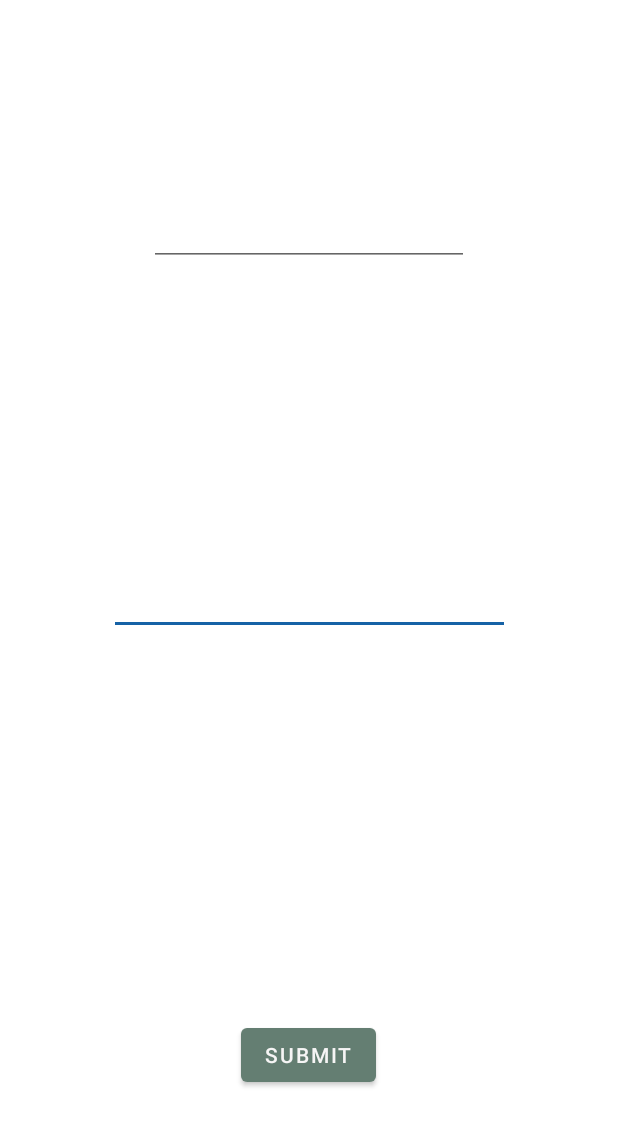
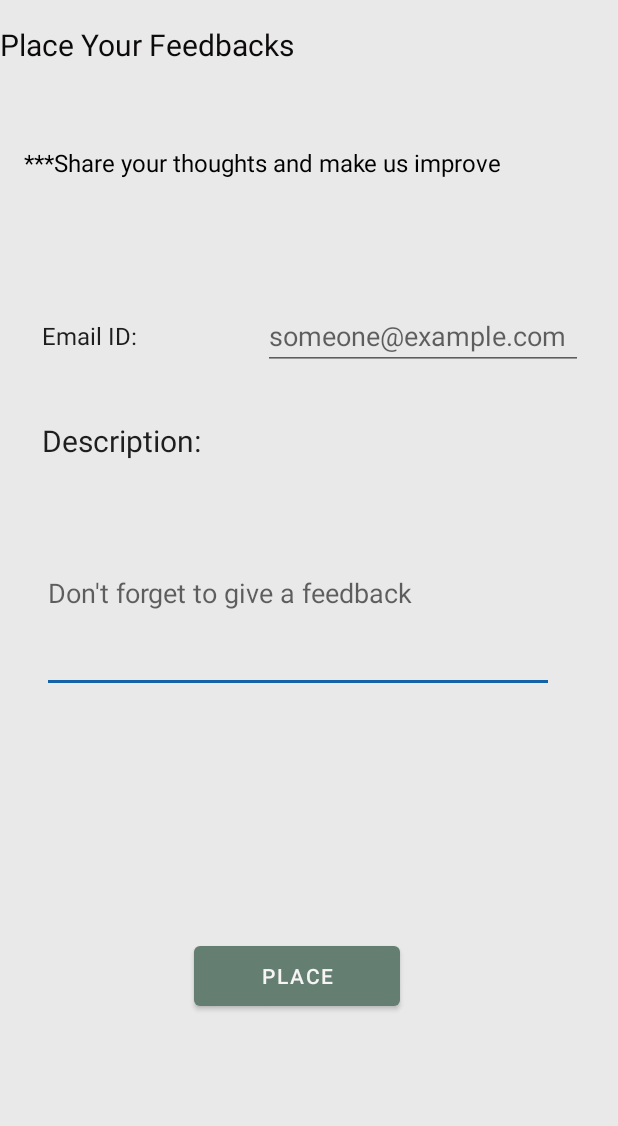
Before and after one commit to DhanukaDB/Transport_CBB, an Android app: the layout activity_feedback.xml on its own in the app's theme, with its tools: preview values and no code run, on a phone screen of 412 x 824 dp. Shown: the top 1126 px of the screen. Run offline under Robolectric (Android 15) with nearby library versions, the phone set to English and light mode, and no system bars.

Commit message:
Modified review and feedback page and Linked them.

```diff
--- a/app/src/main/java/com/cbb/transportcbb/FeedbackActivity.java
+++ b/app/src/main/java/com/cbb/transportcbb/FeedbackActivity.java
@@ -1,5 +1,6 @@
 package com.cbb.transportcbb;
 
+import android.content.Intent;
 import android.os.Bundle;
 import android.view.View;
 import android.widget.Button;
@@ -34,6 +35,7 @@ public class FeedbackActivity extends AppCompatActivity {
             @Override
             public void onClick(View v) {
                 insertFeedbackData();
+                startActivity(new Intent(FeedbackActivity.this, home.class));
             }
         });
     }
--- a/app/src/main/java/com/cbb/transportcbb/ReviewActivity.java
+++ b/app/src/main/java/com/cbb/transportcbb/ReviewActivity.java
@@ -1,5 +1,6 @@
 package com.cbb.transportcbb;
 
+import android.content.Intent;
 import android.os.Bundle;
 import android.view.View;
 import android.widget.Button;
@@ -35,6 +36,7 @@ public class ReviewActivity extends AppCompatActivity {
             @Override
             public void onClick(View v) {
                 insertReviewData();
+                startActivity(new Intent(ReviewActivity.this, RetrieveCardActivity.class));
             }
         });
 
@@ -47,6 +49,6 @@ public class ReviewActivity extends AppCompatActivity {
 
         Review review = new Review(rate, email, other);
         dbReviewRef.push().setValue(review);
-        Toast.makeText(ReviewActivity.this ,"Review inserted", Toast.LENGTH_SHORT).show();
+        Toast.makeText(ReviewActivity.this ,"Review submitted", Toast.LENGTH_SHORT).show();
     }
 }
--- a/app/src/main/java/com/cbb/transportcbb/ShowRetrieveActivity.java
+++ b/app/src/main/java/com/cbb/transportcbb/ShowRetrieveActivity.java
@@ -53,5 +53,7 @@ class ShowRetrieveActivity extends AppCompatActivity {
             }
         });
 
+
+
     }
 }
--- a/app/src/main/res/layout/activity_feedback.xml
+++ b/app/src/main/res/layout/activity_feedback.xml
@@ -4,42 +4,98 @@
     xmlns:tools="http://schemas.android.com/tools"
     android:layout_width="match_parent"
     android:layout_height="match_parent"
+    android:background="@color/btn_Calendar"
     tools:context=".FeedbackActivity">
 
     <EditText
         android:id="@+id/tex_Feed"
-        android:layout_width="267dp"
-        android:layout_height="170dp"
-        android:layout_marginTop="76dp"
+        android:layout_width="341dp"
+        android:layout_height="133dp"
+        android:layout_marginTop="4dp"
         android:ems="10"
+        android:hint="Don't forget to give a feedback"
         android:inputType="textPersonName"
         app:layout_constraintEnd_toEndOf="parent"
-        app:layout_constraintHorizontal_bias="0.5"
+        app:layout_constraintHorizontal_bias="0.4"
         app:layout_constraintStart_toStartOf="parent"
-        app:layout_constraintTop_toBottomOf="@+id/tex_Email" />
+        app:layout_constraintTop_toBottomOf="@+id/textView29" />
 
     <EditText
         android:id="@+id/tex_Email"
         android:layout_width="wrap_content"
         android:layout_height="wrap_content"
-        android:layout_marginTop="132dp"
+        android:layout_marginTop="36dp"
         android:ems="10"
+        android:hint="someone@example.com"
         android:inputType="textEmailAddress"
+        android:textColor="@color/common_google_signin_btn_text_dark_focused"
         app:layout_constraintEnd_toEndOf="parent"
-        app:layout_constraintHorizontal_bias="0.5"
+        app:layout_constraintStart_toEndOf="@+id/textView28"
+        app:layout_constraintTop_toBottomOf="@+id/textView27" />
+
+    <Button
+        android:id="@+id/btn_Feed"
+        android:layout_width="137dp"
+        android:layout_height="52dp"
+        android:text="Place"
+        app:layout_constraintBottom_toBottomOf="parent"
+        app:layout_constraintEnd_toEndOf="parent"
+        app:layout_constraintHorizontal_bias="0.47"
+        app:layout_constraintStart_toStartOf="parent"
+        app:layout_constraintTop_toBottomOf="@+id/tex_Feed"
+        app:layout_constraintVertical_bias="0.525" />
+
+    <TextView
+        android:id="@+id/textView23"
+        android:layout_width="334dp"
+        android:layout_height="65dp"
+        android:layout_marginTop="16dp"
+        android:text="Place Your Feedbacks"
+        android:textColor="#0C0A0A"
+        android:textSize="20sp"
+        app:layout_constraintEnd_toEndOf="parent"
+        app:layout_constraintHorizontal_bias="0.0"
         app:layout_constraintStart_toStartOf="parent"
         app:layout_constraintTop_toTopOf="parent" />
 
-    <Button
-        android:id="@+id/btn_Feed"
-        android:layout_width="wrap_content"
-        android:layout_height="wrap_content"
-        android:layout_marginTop="256dp"
-        android:text="Submit"
-        app:layout_constraintBottom_toBottomOf="parent"
+    <TextView
+        android:id="@+id/textView27"
+        android:layout_width="369dp"
+        android:layout_height="68dp"
+        android:layout_marginTop="16dp"
+        android:text="***Share your thoughts and make us improve"
+        android:textColor="@color/design_default_color_on_secondary"
+        android:textSize="16sp"
         app:layout_constraintEnd_toEndOf="parent"
-        app:layout_constraintHorizontal_bias="0.498"
+        app:layout_constraintHorizontal_bias="0.38"
         app:layout_constraintStart_toStartOf="parent"
-        app:layout_constraintTop_toBottomOf="@+id/tex_Feed"
-        app:layout_constraintVertical_bias="0.0" />
+        app:layout_constraintTop_toBottomOf="@+id/textView23" />
+
+    <TextView
+        android:id="@+id/textView28"
+        android:layout_width="123dp"
+        android:layout_height="45dp"
+        android:layout_marginStart="28dp"
+        android:layout_marginLeft="28dp"
+        android:layout_marginTop="36dp"
+        android:gravity="center|left"
+        android:text="Email ID:"
+        android:textColor="@color/material_on_background_emphasis_high_type"
+        android:textSize="16sp"
+        app:layout_constraintStart_toStartOf="parent"
+        app:layout_constraintTop_toBottomOf="@+id/textView27" />
+
+    <TextView
+        android:id="@+id/textView29"
+        android:layout_width="213dp"
+        android:layout_height="62dp"
+        android:layout_marginTop="16dp"
+        android:gravity="center|left"
+        android:text="Description:"
+        android:textColor="@color/material_on_surface_emphasis_high_type"
+        android:textSize="20sp"
+        app:layout_constraintEnd_toEndOf="parent"
+        app:layout_constraintHorizontal_bias="0.141"
+        app:layout_constraintStart_toStartOf="parent"
+        app:layout_constraintTop_toBottomOf="@+id/textView28" />
 </androidx.constraintlayout.widget.ConstraintLayout>
```
Also changed, not shown: app/src/main/AndroidManifest.xml (+13 -0 lines), app/src/main/java/com/cbb/transportcbb/RetrieveCardActivity.java (+4 -7 lines), app/src/main/java/com/cbb/transportcbb/UserProfile.java (+9 -1 lines), app/src/main/java/com/cbb/transportcbb/home.java (+9 -1 lines), app/src/main/res/layout/activity_review.xml (+83 -23 lines), app/src/main/res/layout/activity_user_profile.xml (+17 -3 lines), app/src/main/res/drawable/feedback.jpg (added), app/src/main/res/drawable/feedback1.png (added), app/src/main/res/drawable/feedbacl2.png (added).
